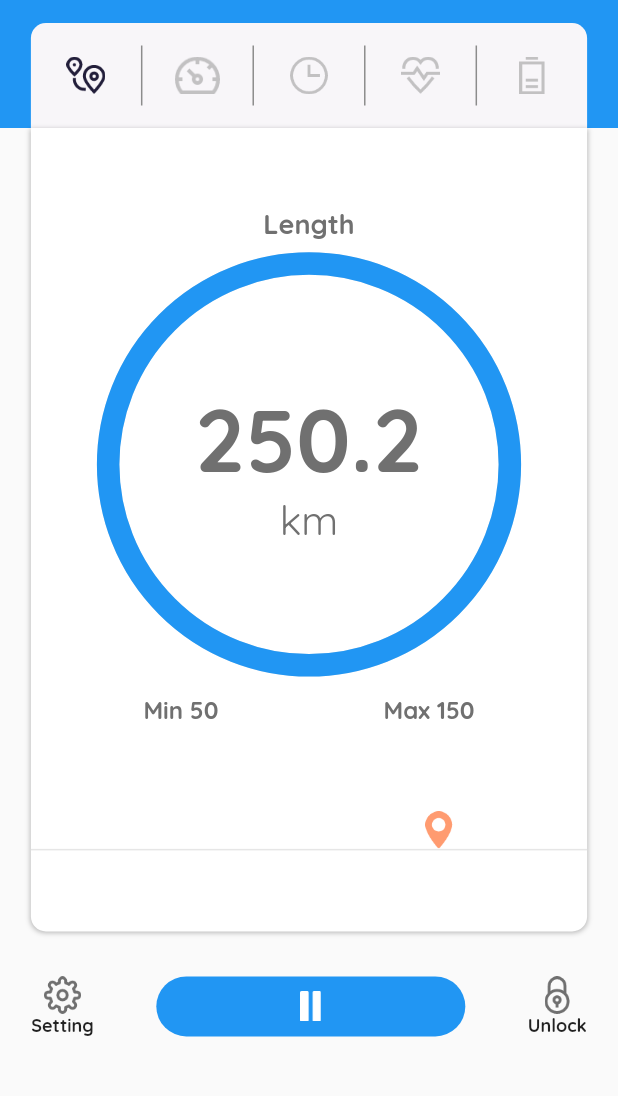
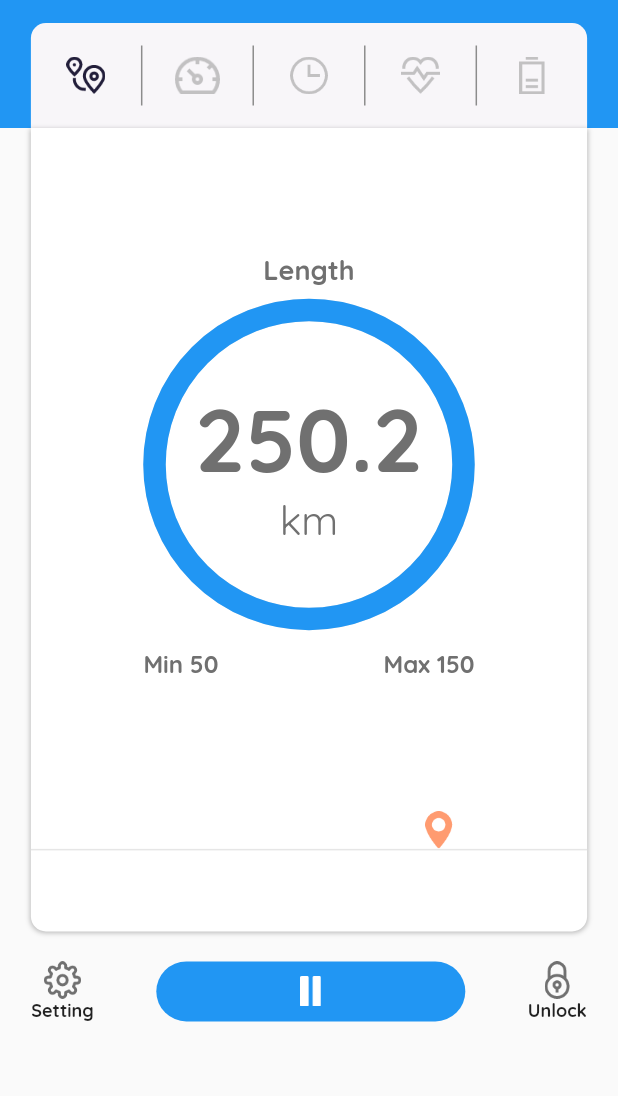
Before and after one commit to yousefelsayed409/Fitness_app, a Flutter app: the RunningView screen opened directly, on a phone screen of 412 x 824 dp, the part 61-1157 px from its top. Run offline on Flutter 3.47's test engine with Material 3 defaults, Android fonts, the light colour scheme and no system bars; drawn by our look-alikes of simple_circular_progress_bar; our stand-ins replace cached_network_image, carousel_slider, flutter_calendar_carousel, flutter_rating_bar, flutter_spinkit, fluttertoast and 2 more.

Commit message:
Adjust progress bar size and refine padding in running views for improved layout

```diff
--- a/lib/core/widget/running_density_view.dart
+++ b/lib/core/widget/running_density_view.dart
@@ -60,7 +60,7 @@ class _RunningDensityViewState extends State<RunningDensityView> {
                     ),
                   ),
                   SimpleCircularProgressBar(
-                    size: media.width * 0.65,
+                    size: media.width * 0.50,
                     mergeMode: true,
                     animationDuration: 1,
                     backColor: const Color(0xffE6E6E6),
--- a/lib/core/widget/running_length_view.dart
+++ b/lib/core/widget/running_length_view.dart
@@ -51,7 +51,7 @@ class _RunningLengthViewState extends State<RunningLengthView> {
                     ],
                   ),
                   SimpleCircularProgressBar(
-                    size: media.width * 0.65,
+                    size: media.width * 0.50,
                     mergeMode: true,
                     animationDuration: 1,
                     backColor: const Color(0xffE6E6E6),
--- a/lib/core/widget/running_timer_view.dart
+++ b/lib/core/widget/running_timer_view.dart
@@ -47,7 +47,7 @@ class _RunningTimerViewState extends State<RunningTimerView> {
                               ),
 
                               SimpleCircularProgressBar(
-                                size: media.width * 0.65,
+                                size: media.width * 0.50,
                                 mergeMode: true,
                                 animationDuration: 1,
                                 backColor: const Color(0xffE6E6E6),
--- a/lib/feature/running/running_view.dart
+++ b/lib/feature/running/running_view.dart
@@ -147,7 +147,7 @@ class _RunningViewState extends State<RunningView> {
               ],)
             ),
             Padding(
-              padding: const EdgeInsets.only(top: 30),
+              padding: const EdgeInsets.only(top: 20),
               child: Row(
                 mainAxisAlignment: MainAxisAlignment.spaceAround,
                 children: [
```
Also changed, not shown: lib/core/widget/running_heart_view.dart (+2 -5 lines), lib/core/widget/running_speed_view.dart (+2 -5 lines).
